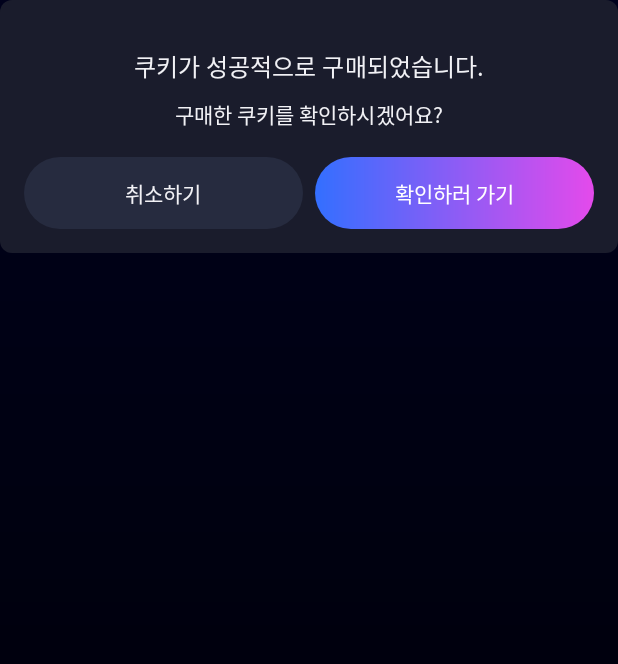
After one commit to Nexters/TESLA, an Android app: the layout dialog_two_btn.xml on its own in the app's theme, with its tools: preview values and no code run, on a phone screen of 412 x 824 dp. The commit adds this screen. Shown: the top 664 px of the screen. Run offline under Robolectric (Android 15) with nearby library versions, the phone set to English and light mode, and no system bars.

Commit message:
feat: Two Btn Dialog 추가

```diff
--- a/app/src/main/java/com/ozcoin/cookiepang/ui/home/HomeFragment.kt
+++ b/app/src/main/java/com/ozcoin/cookiepang/ui/home/HomeFragment.kt
@@ -17,7 +17,7 @@ import com.ozcoin.cookiepang.domain.usercategory.UserCategory
 import com.ozcoin.cookiepang.extensions.toDp
 import com.ozcoin.cookiepang.ui.MainActivityViewModel
 import com.ozcoin.cookiepang.ui.divider.SingleLineItemDecoration
-import com.ozcoin.cookiepang.ui.uistate.UiStateObserver
+import com.ozcoin.cookiepang.utils.observer.UiStateObserver
 import dagger.hilt.android.AndroidEntryPoint
 import kotlinx.coroutines.Dispatchers
 import kotlinx.coroutines.delay
--- a/app/src/main/java/com/ozcoin/cookiepang/ui/home/HomeFragmentViewModel.kt
+++ b/app/src/main/java/com/ozcoin/cookiepang/ui/home/HomeFragmentViewModel.kt
@@ -6,9 +6,9 @@ import com.ozcoin.cookiepang.domain.feed.Feed
 import com.ozcoin.cookiepang.domain.feed.FeedRepository
 import com.ozcoin.cookiepang.domain.usercategory.UserCategory
 import com.ozcoin.cookiepang.domain.usercategory.UserCategoryRepository
-import com.ozcoin.cookiepang.ui.uistate.UiStateObserver
 import com.ozcoin.cookiepang.utils.DataResult
 import com.ozcoin.cookiepang.utils.UiState
+import com.ozcoin.cookiepang.utils.observer.UiStateObserver
 import dagger.hilt.android.lifecycle.HiltViewModel
 import kotlinx.coroutines.flow.MutableStateFlow
 import kotlinx.coroutines.flow.StateFlow
--- a/app/src/main/java/com/ozcoin/cookiepang/utils/Event.kt
+++ b/app/src/main/java/com/ozcoin/cookiepang/utils/Event.kt
@@ -1,6 +1,7 @@
 package com.ozcoin.cookiepang.utils
 
 import androidx.navigation.NavDirections
+import com.ozcoin.cookiepang.domain.dialog.DialogContents
 
 sealed class Event {
 
@@ -16,4 +17,9 @@ sealed class Event {
         class To(val action: NavDirections) : Nav()
         object Up : Nav()
     }
+
+    class ShowDialog(
+        val dialogContents: DialogContents,
+        val callback: (Boolean) -> Unit
+    ) : Event()
 }
--- /dev/null
+++ b/app/src/main/java/com/ozcoin/cookiepang/utils/observer/Observer.kt
@@ -0,0 +1,6 @@
+package com.ozcoin.cookiepang.utils.observer
+
+interface Observer <T> {
+
+    fun update(update: T)
+}
--- /dev/null
+++ b/app/src/main/res/layout/dialog_two_btn.xml
@@ -0,0 +1,78 @@
+<?xml version="1.0" encoding="utf-8"?>
+<layout xmlns:android="http://schemas.android.com/apk/res/android"
+    xmlns:tools="http://schemas.android.com/tools"
+    xmlns:app="http://schemas.android.com/apk/res-auto">
+
+    <data>
+        <import type="android.view.View"/>
+
+        <variable
+            name="dialogContents"
+            type="com.ozcoin.cookiepang.domain.dialog.DialogContents" />
+
+    </data>
+
+    <androidx.constraintlayout.widget.ConstraintLayout
+        android:background="@drawable/bg_feed_contents"
+        android:paddingTop="32dp"
+        android:paddingStart="16dp"
+        android:paddingEnd="16dp"
+        android:paddingBottom="16dp"
+        android:layout_width="match_parent"
+        android:layout_height="wrap_content">
+
+        <com.ozcoin.cookiepang.ui.custom.LineHeightTextView
+            android:id="@+id/tv_title"
+            style="@style/TextAppearance.body_01_bold"
+            android:textColor="@color/gray_90_t1"
+            app:layout_constraintLeft_toLeftOf="parent"
+            app:layout_constraintRight_toRightOf="parent"
+            app:layout_constraintTop_toTopOf="parent"
+            android:text="@{dialogContents.title}"
+            tools:text="쿠키가 성공적으로 구매되었습니다."
+            android:layout_width="wrap_content"
+            android:layout_height="wrap_content"/>
+
+        <com.ozcoin.cookiepang.ui.custom.LineHeightTextView
+            android:id="@+id/tv_contents"
+            style="@style/TextAppearance.body_02_regular"
+            android:textColor="@color/gray_90_t1"
+            android:layout_marginTop="9dp"
+            app:layout_constraintLeft_toLeftOf="parent"
+            app:layout_constraintRight_toRightOf="parent"
+            app:layout_constraintTop_toBottomOf="@+id/tv_title"
+            android:text="@{dialogContents.contents}"
+            tools:text="구매한 쿠키를 확인하시겠어요?"
+            android:layout_width="wrap_content"
+            android:layout_height="wrap_content"/>
+
+        <com.ozcoin.cookiepang.ui.custom.LineHeightTextView
+            android:id="@+id/tv_confirm_btn"
+            style="@style/TextAppearance.button_large_brand_normal"
+            android:layout_width="0dp"
+            android:layout_marginTop="18dp"
+            android:layout_marginStart="8dp"
+            tools:text="확인하러 가기"
+            android:text="@{dialogContents.confirm}"
+            android:visibility="@{dialogContents.confirm != null ? View.VISIBLE : View.GONE}"
+            app:layout_constraintTop_toBottomOf="@+id/tv_contents"
+            app:layout_constraintBottom_toBottomOf="parent"
+            app:layout_constraintLeft_toRightOf="@+id/tv_cancel_btn"
+            app:layout_constraintRight_toRightOf="parent" />
+
+        <com.ozcoin.cookiepang.ui.custom.LineHeightTextView
+            android:id="@+id/tv_cancel_btn"
+            style="@style/TextAppearance.button_large_sec_normal"
+            android:layout_width="0dp"
+            android:layout_marginTop="18dp"
+            tools:text="취소하기"
+            android:text="@{dialogContents.cancel}"
+            android:visibility="@{dialogContents.cancel != null ? View.VISIBLE : View.GONE}"
+            app:layout_constraintTop_toBottomOf="@+id/tv_contents"
+            app:layout_constraintBottom_toBottomOf="parent"
+            app:layout_constraintLeft_toLeftOf="parent"
+            app:layout_constraintRight_toLeftOf="@+id/tv_confirm_btn" />
+
+    </androidx.constraintlayout.widget.ConstraintLayout>
+
+</layout>
```
Also changed, not shown: app/src/main/java/com/ozcoin/cookiepang/base/BaseActivity.kt (+9 -0 lines), app/src/main/java/com/ozcoin/cookiepang/domain/dialog/DialogContents.kt (added, +8 -0 lines), app/src/main/java/com/ozcoin/cookiepang/extensions/ViewExtensions.kt (added, +9 -0 lines), app/src/main/java/com/ozcoin/cookiepang/ui/MainActivityViewModel.kt (+7 -0 lines), app/src/main/java/com/ozcoin/cookiepang/ui/cookiedetail/CookieDetailFragment.kt (+12 -4 lines), app/src/main/java/com/ozcoin/cookiepang/ui/cookiedetail/CookieDetailViewModel.kt (+31 -7 lines), app/src/main/java/com/ozcoin/cookiepang/ui/dialog/TwoBtnDialog.kt (added, +71 -0 lines), app/src/main/java/com/ozcoin/cookiepang/ui/uistate/UiStateObserver.kt (deleted, +0 -12 lines), app/src/main/java/com/ozcoin/cookiepang/utils/DialogUtil.kt (added, +18 -0 lines), app/src/main/java/com/ozcoin/cookiepang/utils/TextBinding.kt (added, +21 -0 lines), app/src/main/java/com/ozcoin/cookiepang/utils/observer/ActivityEventObserver.kt (added, +11 -0 lines), app/src/main/java/com/ozcoin/cookiepang/utils/observer/UiStateObserver.kt (added, +12 -0 lines).
